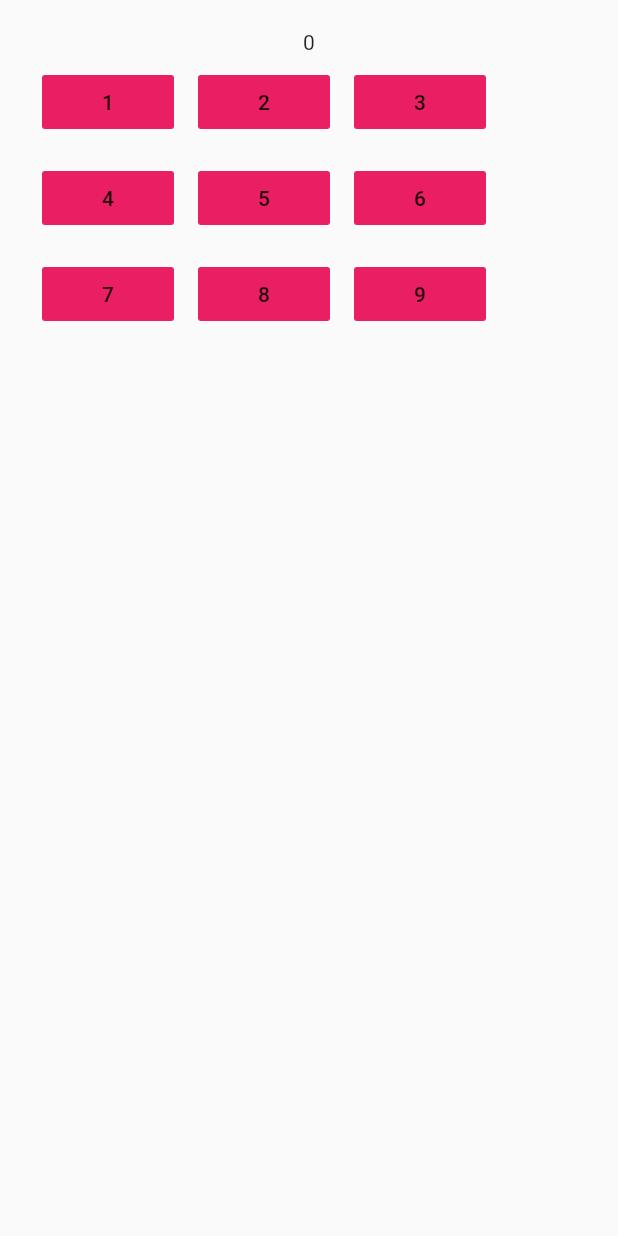
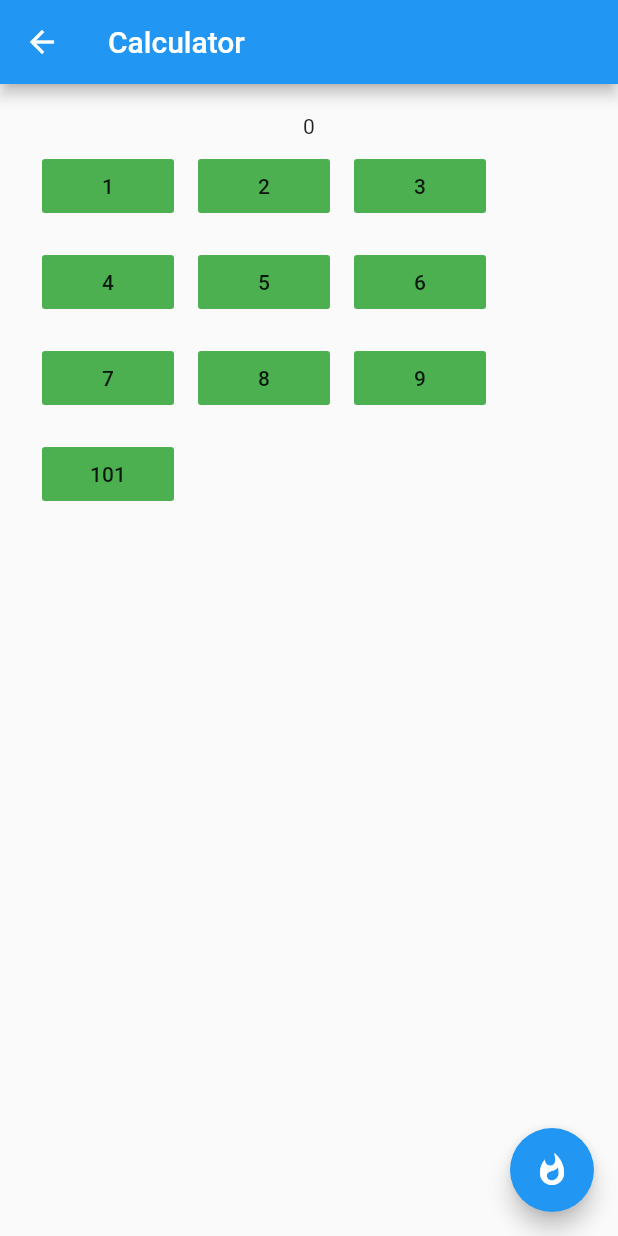
Before and after one commit to dodyg/practical-flutter, a Flutter app: the CalculatorApp screen opened by its route, on a phone screen of 412 x 824 dp. Run offline on Flutter 3.47's test engine with Material 2 defaults, Android fonts, the phone set to English and light mode, and no system bars; our stand-ins replace flutter_redux, redux; missing offline and left inert: feedparser.

```diff
--- a/projects/ui/lib/apps/calculator_app.dart
+++ b/projects/ui/lib/apps/calculator_app.dart
@@ -14,7 +14,7 @@ class CalculatorAppState extends State<CalculatorApp> {
     return new Container(
         padding: new EdgeInsets.all(8.0),
         child: new FlatButton(
-            color: Colors.pink,
+            color: Colors.green,
             child: new Text("$number"),
             onPressed: () {
               setState(() {
@@ -23,19 +23,31 @@ class CalculatorAppState extends State<CalculatorApp> {
             }));
   }
 
+  List<Widget> createButtons() {
+    return [
+      new Row(children: <Widget>[createBtn(1), createBtn(2), createBtn(3)]),
+      new Row(children: <Widget>[createBtn(4), createBtn(5), createBtn(6)]),
+      new Row(children: <Widget>[createBtn(7), createBtn(8), createBtn(9)]),
+      new Row(children: <Widget>[createBtn(101)])
+    ];
+  }
+
+  List<Widget> create() {
+    var items = <Widget>[new Center(child: new Text("$_number"))];
+    items.addAll(createButtons());
+    return items;
+  }
+
   @override
   Widget build(BuildContext context) {
     return new Scaffold(
+        appBar: new AppBar(title: new Text("Calculator")),
+        floatingActionButton: new FloatingActionButton(
+          child: new Icon(Icons.whatshot),
+        ),
         body: new Container(
-      padding: new EdgeInsets.all(20.0),
-      child: new Column(children: <Widget>[
-        new Center(child: new Text("$_number")),
-        new Row(children: <Widget>[createBtn(1), createBtn(2), createBtn(3)]),
-        new Row(children: <Widget>[createBtn(4), createBtn(5), createBtn(6)]),
-        new Row(
-          children: <Widget>[createBtn(7), createBtn(8), createBtn(9)],
-        )
-      ]),
-    ));
+          padding: new EdgeInsets.all(20.0),
+          child: new Column(children: create()),
+        ));
   }
 }
--- a/projects/ui/lib/apps/redux_counter/redux_counter_app.dart
+++ b/projects/ui/lib/apps/redux_counter/redux_counter_app.dart
@@ -10,8 +10,15 @@ int countReducer(int state, action) {
   return state;
 }
 
+loggingMiddleware(Store<int> store, action, NextDispatcher next) {
+  print('${new DateTime.now()}: $action');
+
+  next(action);
+}
+
 class ReduxCounterApp extends StatelessWidget {
-  final store = new Store<int>(countReducer, initialState: 0);
+  final store = new Store<int>(countReducer,
+      initialState: 0, middleware: [loggingMiddleware]);
 
   @override
   Widget build(BuildContext context) {
@@ -39,7 +46,7 @@ class ReduxCounterApp extends StatelessWidget {
                 builder: (context, callback) => new FloatingActionButton(
                     onPressed: callback,
                     tooltip: "Increment",
-                    child: new Icon(Icons.adb)),
+                    child: new Icon(Icons.zoom_in)),
               )),
         ));
   }
```
